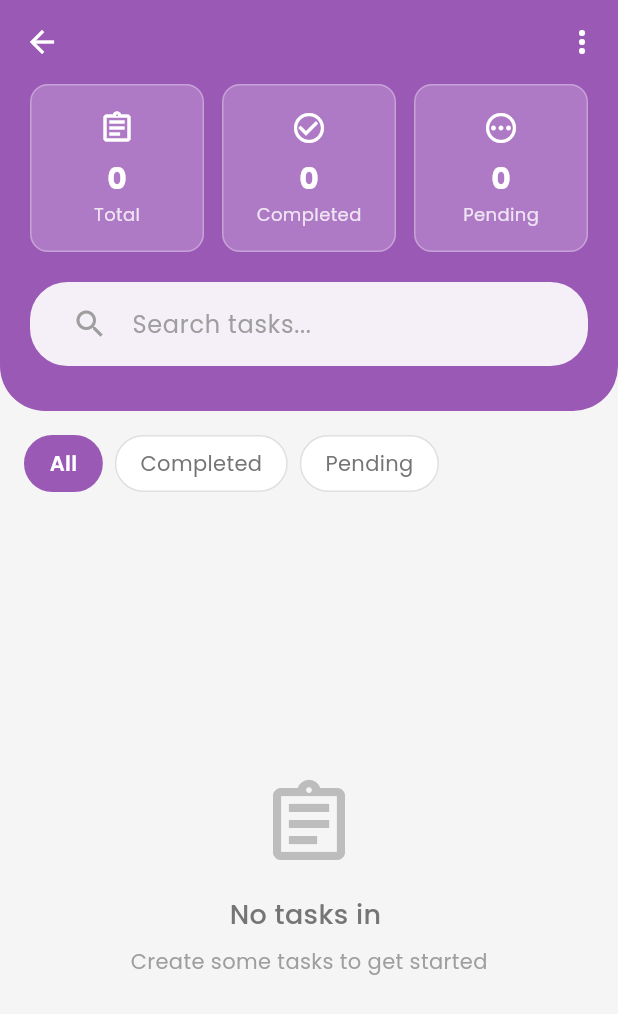
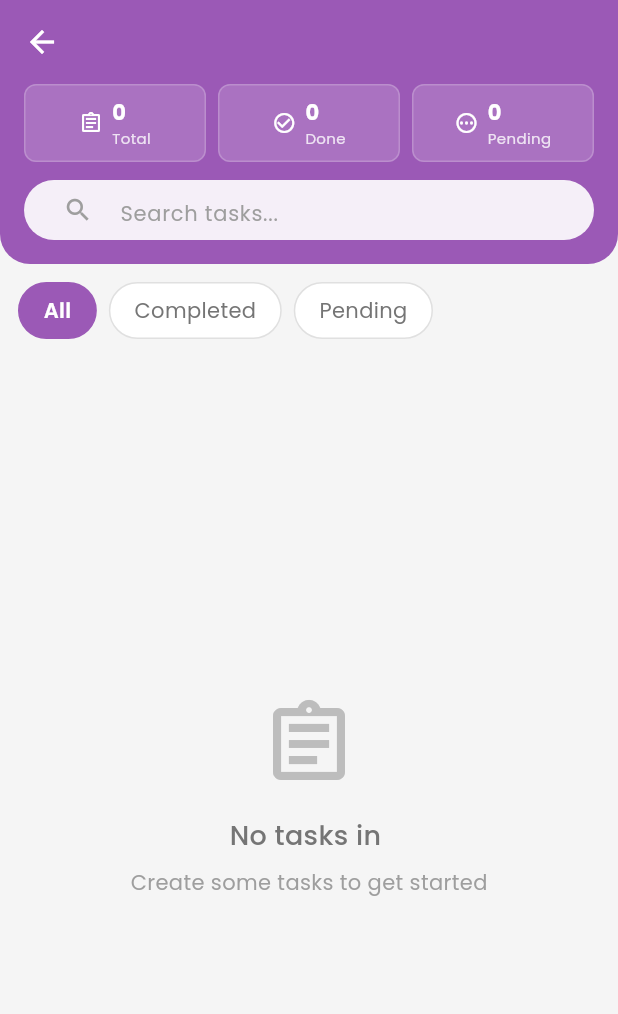
Before and after one commit to anjumArnab/TickIt, a Flutter app: the WorkspacePage screen opened directly with empty values, on a phone screen of 412 x 824 dp. Shown: the top 1014 px of the screen. Run offline on Flutter 3.47's test engine with Material 3 defaults, Android fonts, the phone set to English and light mode, and no system bars; our stand-ins replace google_fonts, hive, hive_flutter, table_calendar; accounts and stored records are empty.

Commit message:
header more compact

```diff
--- a/lib/screens/workspace_page.dart
+++ b/lib/screens/workspace_page.dart
@@ -179,53 +179,45 @@ class _WorkspacePageState extends State<WorkspacePage> {
           widget.workspaceName,
           style: const TextStyle(fontWeight: FontWeight.bold, fontSize: 20),
         ),
-        actions: [
-          IconButton(
-            icon: const Icon(Icons.more_vert),
-            onPressed: () {
-              // You can add more actions here like edit workspace, etc.
-            },
-          ),
-        ],
       ),
       body: Column(
         children: [
-          // Header with stats
+          // Compact header with stats
           Container(
             width: double.infinity,
             decoration: BoxDecoration(
               color: workspaceColor,
               borderRadius: const BorderRadius.only(
-                bottomLeft: Radius.circular(30),
-                bottomRight: Radius.circular(30),
+                bottomLeft: Radius.circular(20),
+                bottomRight: Radius.circular(20),
               ),
             ),
             child: Padding(
-              padding: const EdgeInsets.fromLTRB(20, 0, 20, 30),
+              padding: const EdgeInsets.fromLTRB(16, 0, 16, 16),
               child: Column(
                 crossAxisAlignment: CrossAxisAlignment.start,
                 children: [
-                  // Stats cards
+                  // Compact stats row
                   Row(
                     children: [
                       Expanded(
-                        child: _buildStatCard(
+                        child: _buildCompactStatCard(
                           'Total',
                           stats['total'].toString(),
                           Icons.assignment_outlined,
                         ),
                       ),
-                      const SizedBox(width: 12),
+                      const SizedBox(width: 8),
                       Expanded(
-                        child: _buildStatCard(
-                          'Completed',
+                        child: _buildCompactStatCard(
+                          'Done',
                           stats['completed'].toString(),
                           Icons.check_circle_outline,
                         ),
                       ),
-                      const SizedBox(width: 12),
+                      const SizedBox(width: 8),
                       Expanded(
-                        child: _buildStatCard(
+                        child: _buildCompactStatCard(
                           'Pending',
                           stats['pending'].toString(),
                           Icons.pending_outlined,
@@ -233,24 +225,30 @@ class _WorkspacePageState extends State<WorkspacePage> {
                       ),
                     ],
                   ),
-                  const SizedBox(height: 20),
+                  const SizedBox(height: 12),
 
-                  // Search bar
+                  // Compact search bar
                   Container(
-                    padding: const EdgeInsets.symmetric(horizontal: 16),
+                    height: 40,
+                    padding: const EdgeInsets.symmetric(horizontal: 12),
                     decoration: BoxDecoration(
                       color: Colors.white.withOpacity(0.9),
-                      borderRadius: BorderRadius.circular(25),
+                      borderRadius: BorderRadius.circular(20),
                     ),
                     child: TextField(
                       controller: searchController,
                       decoration: const InputDecoration(
                         hintText: 'Search tasks...',
-                        hintStyle: TextStyle(color: Colors.grey),
+                        hintStyle: TextStyle(color: Colors.grey, fontSize: 14),
                         border: InputBorder.none,
-                        prefixIcon: Icon(Icons.search, color: Colors.grey),
-                        contentPadding: EdgeInsets.symmetric(vertical: 16),
+                        prefixIcon: Icon(
+                          Icons.search,
+                          color: Colors.grey,
+                          size: 20,
                         ),
+                        contentPadding: EdgeInsets.symmetric(vertical: 10),
+                      ),
+                      style: const TextStyle(fontSize: 14),
                     ),
                   ),
                 ],
@@ -260,7 +258,7 @@ class _WorkspacePageState extends State<WorkspacePage> {
 
           // Filter tabs
           Container(
-            padding: const EdgeInsets.all(16),
+            padding: const EdgeInsets.all(12),
             child: Row(
               children: [
                 _buildFilterChip('All', 'all'),
@@ -325,23 +323,27 @@ class _WorkspacePageState extends State<WorkspacePage> {
     );
   }
 
-  Widget _buildStatCard(String title, String value, IconData icon) {
+  Widget _buildCompactStatCard(String title, String value, IconData icon) {
     return Container(
-      padding: const EdgeInsets.all(16),
+      padding: const EdgeInsets.symmetric(vertical: 8, horizontal: 12),
       decoration: BoxDecoration(
-        color: Colors.white.withOpacity(0.2),
-        borderRadius: BorderRadius.circular(12),
-        border: Border.all(color: Colors.white.withOpacity(0.3), width: 1),
+        color: Colors.white.withOpacity(0.15),
+        borderRadius: BorderRadius.circular(8),
+        border: Border.all(color: Colors.white.withOpacity(0.2), width: 1),
       ),
-      child: Column(
+      child: Row(
+        mainAxisAlignment: MainAxisAlignment.center,
         children: [
-          Icon(icon, color: Colors.white, size: 24),
-          const SizedBox(height: 8),
+          Icon(icon, color: Colors.white, size: 16),
+          const SizedBox(width: 6),
+          Column(
+            crossAxisAlignment: CrossAxisAlignment.start,
+            children: [
               Text(
                 value,
                 style: const TextStyle(
                   color: Colors.white,
-              fontSize: 20,
+                  fontSize: 14,
                   fontWeight: FontWeight.bold,
                 ),
               ),
@@ -349,8 +351,10 @@ class _WorkspacePageState extends State<WorkspacePage> {
                 title,
                 style: TextStyle(
                   color: Colors.white.withOpacity(0.8),
-              fontSize: 12,
+                  fontSize: 10,
                 ),
+              ),
+            ],
           ),
         ],
       ),
```
Lines whose indentation alone changed are shown as unchanged.
